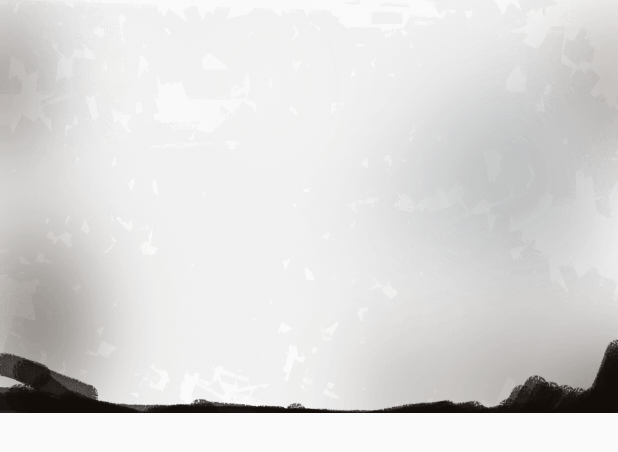
After one commit to lavalike/adapter, an Android app: the layout item_footer_layout.xml on its own in the app's theme, with its tools: preview values and no code run, on a phone screen of 412 x 824 dp. The commit adds this screen. Shown: the top 452 px of the screen. Run offline under Robolectric (Android 15) with nearby library versions, the phone set to English and light mode, and no system bars.

Commit message:
支持添加Header和Footer

```diff
--- a/app/src/main/java/com/dimeno/adapter/sample/adapter/UserAdapter.java
+++ b/app/src/main/java/com/dimeno/adapter/sample/adapter/UserAdapter.java
@@ -2,7 +2,6 @@ package com.dimeno.adapter.sample.adapter;
 
 import android.view.ViewGroup;
 
-import androidx.annotation.NonNull;
 import androidx.recyclerview.widget.RecyclerView;
 
 import com.dimeno.adapter.RecyclerAdapter;
@@ -21,9 +20,8 @@ public class UserAdapter extends RecyclerAdapter<UserEntity> {
         super(list);
     }
 
-    @NonNull
     @Override
-    public RecyclerView.ViewHolder onCreateViewHolder(@NonNull ViewGroup parent, int viewType) {
+    public RecyclerView.ViewHolder onAbsCreateViewHolder(ViewGroup parent, int viewType) {
         return new UserViewHolder(parent);
     }
 }
--- a/app/src/main/res/layout/activity_main.xml
+++ b/app/src/main/res/layout/activity_main.xml
@@ -3,7 +3,7 @@
     xmlns:tools="http://schemas.android.com/tools"
     android:layout_width="match_parent"
     android:layout_height="match_parent"
-    tools:context=".sample.MainActivity">
+    tools:context=".MainActivity">
 
     <androidx.recyclerview.widget.RecyclerView
         android:id="@+id/recycler"
--- /dev/null
+++ b/app/src/main/res/layout/item_footer_layout.xml
@@ -0,0 +1,18 @@
+<?xml version="1.0" encoding="utf-8"?>
+<FrameLayout xmlns:android="http://schemas.android.com/apk/res/android"
+    android:layout_width="match_parent"
+    android:layout_height="275dp">
+
+    <ImageView
+        android:layout_width="match_parent"
+        android:layout_height="match_parent"
+        android:scaleType="fitXY"
+        android:src="@mipmap/hero_overlay" />
+
+    <ImageView
+        android:layout_width="match_parent"
+        android:layout_height="match_parent"
+        android:scaleType="fitEnd"
+        android:src="@mipmap/hero_section_03" />
+
+</FrameLayout>
```
Also changed, not shown: adapter/src/main/java/com/dimeno/adapter/RecyclerAdapter.java (+150 -13 lines), adapter/src/main/java/com/dimeno/adapter/RecyclerViewHolder.java (+9 -1 lines), adapter/src/main/java/com/dimeno/adapter/holder/HeaderFooterViewHolder.java (added, +16 -0 lines), app/src/main/java/com/dimeno/adapter/sample/MainActivity.java (+10 -2 lines), app/src/main/res/layout/item_header_layout.xml (added, +43 -0 lines), app/src/main/res/mipmap-xxhdpi/hero_bg.jpg (added), app/src/main/res/mipmap-xxhdpi/hero_man.png (added), app/src/main/res/mipmap-xxhdpi/hero_overlay.png (added), app/src/main/res/mipmap-xxhdpi/hero_section_01.png (added), app/src/main/res/mipmap-xxhdpi/hero_section_03.png (added), 1 other file.
